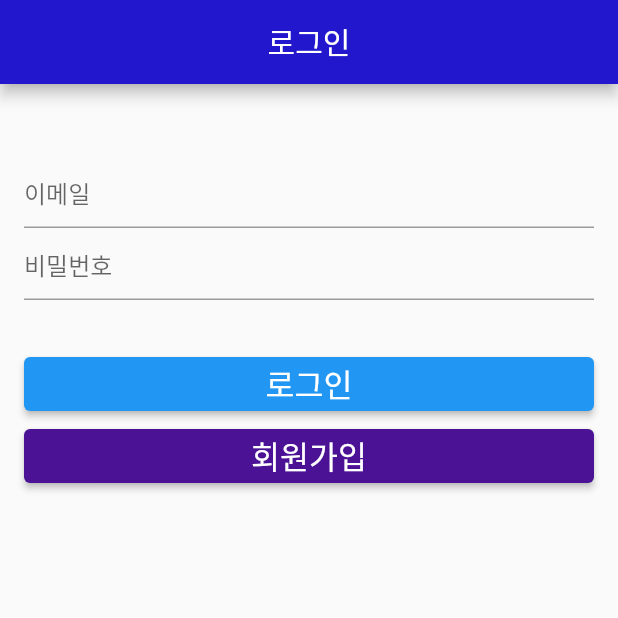
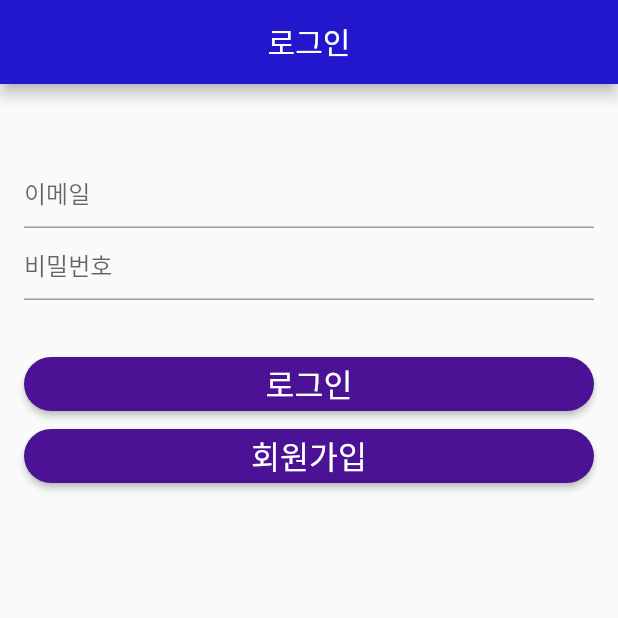
Before and after one commit to Psyail/-, a Flutter app: the screen it shows after launch, on a phone screen of 412 x 824 dp, the top half of it. Run offline on Flutter 3.47's test engine with Material 2 defaults, Android fonts, the phone set to English and light mode, and no system bars; our stand-ins replace cloud_firestore, firebase_auth, firebase_core, table_calendar; accounts and stored records are empty.

```diff
--- a/lib/login_page.dart
+++ b/lib/login_page.dart
@@ -91,6 +91,11 @@ class _LoginPageState extends State<LoginPage> {
                       },
                     );
                   },
+                  style: ElevatedButton.styleFrom(
+                      backgroundColor: Color.fromARGB(255, 75, 18, 149),
+                      shape: RoundedRectangleBorder(
+                        borderRadius: BorderRadius.circular(20),
+                      )),
                 ),
 
                 /// 회원가입 버튼
@@ -117,6 +122,9 @@ class _LoginPageState extends State<LoginPage> {
                   },
                   style: ElevatedButton.styleFrom(
                     backgroundColor: Color.fromARGB(255, 75, 18, 149),
+                    shape: RoundedRectangleBorder(
+                      borderRadius: BorderRadius.circular(20),
+                    ),
                   ),
                 ),
               ],
```
